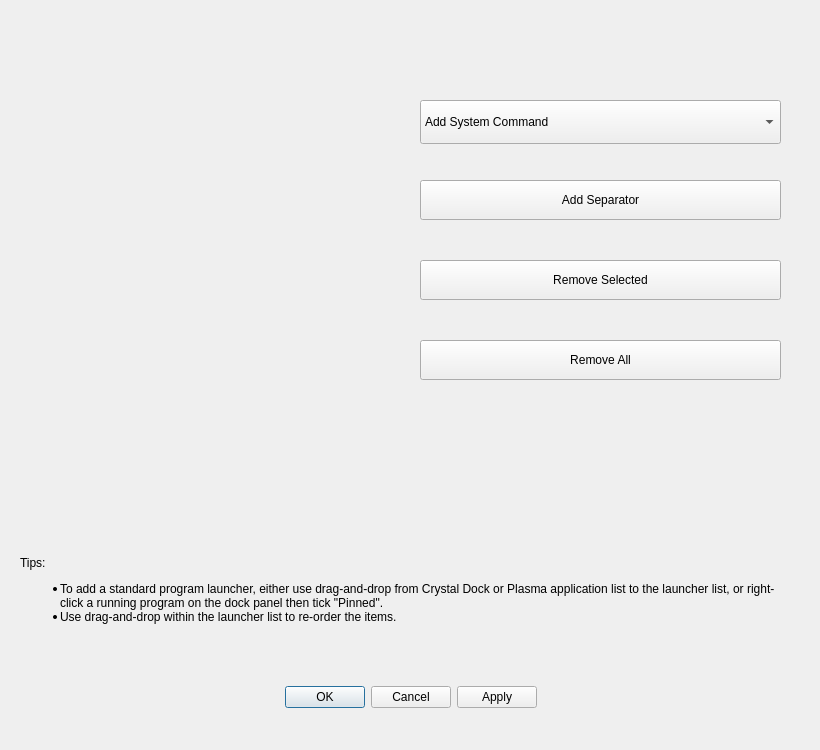
Before: the Qt Designer form src/view/edit_launchers_dialog.ui in dangvd/crystal-dock, drawn with Qt 5.
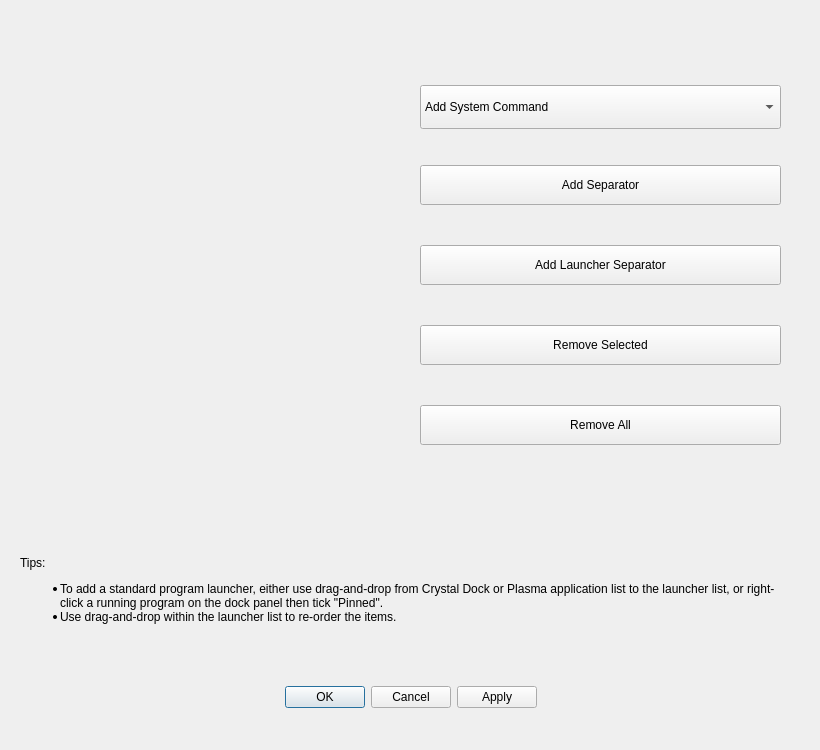
After: the same form once the commit is applied. Icons and pictures are not drawn.

Commit message: Adds a new Launcher Separator. Task icons for unpinned applications will be placed after it. For the existing regular separator, they will still be placed before one. #96

Diff of the .ui file:
```diff
--- a/src/view/edit_launchers_dialog.ui
+++ b/src/view/edit_launchers_dialog.ui
@@ -55,7 +55,7 @@
    <property name="geometry">
     <rect>
      <x>420</x>
-     <y>260</y>
+     <y>325</y>
      <width>361</width>
      <height>40</height>
     </rect>
@@ -71,7 +71,7 @@
    <property name="geometry">
     <rect>
      <x>420</x>
-     <y>340</y>
+     <y>405</y>
      <width>361</width>
      <height>40</height>
     </rect>
@@ -87,7 +87,7 @@
    <property name="geometry">
     <rect>
      <x>420</x>
-     <y>180</y>
+     <y>165</y>
      <width>361</width>
      <height>40</height>
     </rect>
@@ -103,7 +103,7 @@
    <property name="geometry">
     <rect>
      <x>420</x>
-     <y>100</y>
+     <y>85</y>
      <width>361</width>
      <height>44</height>
     </rect>
@@ -117,6 +117,25 @@
     </property>
    </item>
   </widget>
+  <widget class="QPushButton" name="addLauncherSeparator">
+   <property name="geometry">
+    <rect>
+     <x>420</x>
+     <y>245</y>
+     <width>361</width>
+     <height>40</height>
+    </rect>
+   </property>
+   <property name="toolTip">
+    <string>&lt;html&gt;&lt;head/&gt;&lt;body&gt;&lt;p&gt;A launcher separator. Task icons for unpinned applications will be placed after this separator.&lt;/p&gt;&lt;/body&gt;&lt;/html&gt;</string>
+   </property>
+   <property name="text">
+    <string>Add Launcher Separator</string>
+   </property>
+   <property name="icon">
+    <iconset theme="list-add"/>
+   </property>
+  </widget>
  </widget>
  <resources/>
  <connections>
```
Left out of the diff: 3 changed lines with no effect on the pictures. The commit also changes 7 other files.
